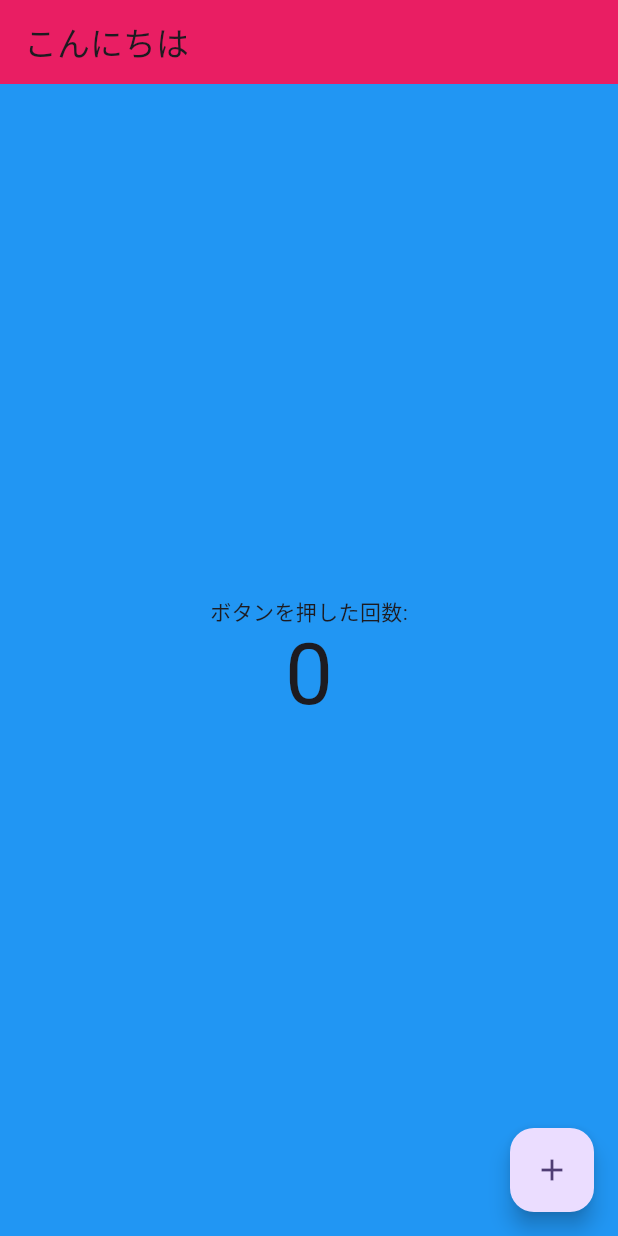
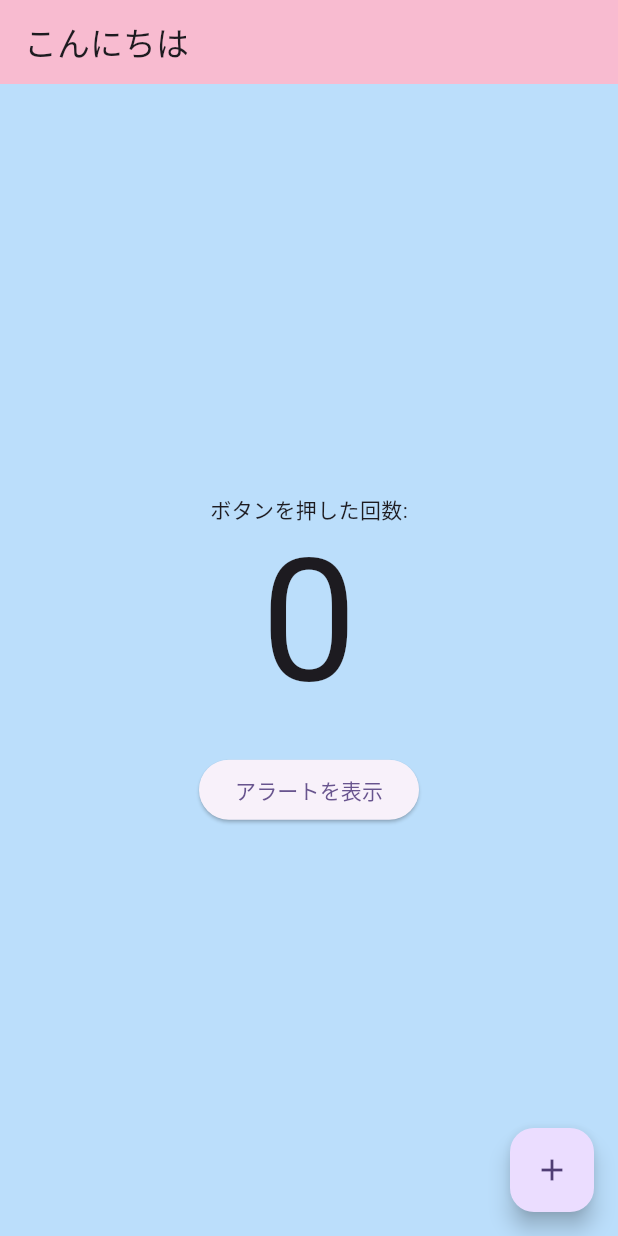
Before and after one commit to mikejohan/cltest1, a Flutter app: the screen it shows after launch, on a phone screen of 412 x 824 dp. Run offline on Flutter 3.47's test engine with Material 3 defaults, Android fonts, the phone set to English and light mode, and no system bars.

Commit message:
UI tweaks: lighter colors, larger counter, add alert button
Co-Authored-By: Claude Sonnet 4.6 <noreply@anthropic.com>

```diff
--- a/lib/main.dart
+++ b/lib/main.dart
@@ -41,10 +41,10 @@ class _MyHomePageState extends State<MyHomePage> {
   Widget build(BuildContext context) {
     return Scaffold(
       appBar: AppBar(
-        backgroundColor: Colors.pink,
+        backgroundColor: Colors.pink[100],
         title: Text(widget.title),
       ),
-      backgroundColor: Colors.blue,
+      backgroundColor: Colors.blue[100],
       body: Center(
         child: Column(
           mainAxisAlignment: MainAxisAlignment.center,
@@ -52,7 +52,26 @@ class _MyHomePageState extends State<MyHomePage> {
             const Text('ボタンを押した回数:'),
             Text(
               '$_counter',
-              style: Theme.of(context).textTheme.displayLarge,
+              style: Theme.of(context).textTheme.displayLarge!.copyWith(fontSize: 114),
+            ),
+            const SizedBox(height: 24),
+            ElevatedButton(
+              onPressed: () {
+                showDialog(
+                  context: context,
+                  builder: (context) => AlertDialog(
+                    title: const Text('お知らせ'),
+                    content: const Text('ボタンが押されました！'),
+                    actions: [
+                      TextButton(
+                        onPressed: () => Navigator.of(context).pop(),
+                        child: const Text('OK'),
+                      ),
+                    ],
+                  ),
+                );
+              },
+              child: const Text('アラートを表示'),
             ),
           ],
         ),
```
